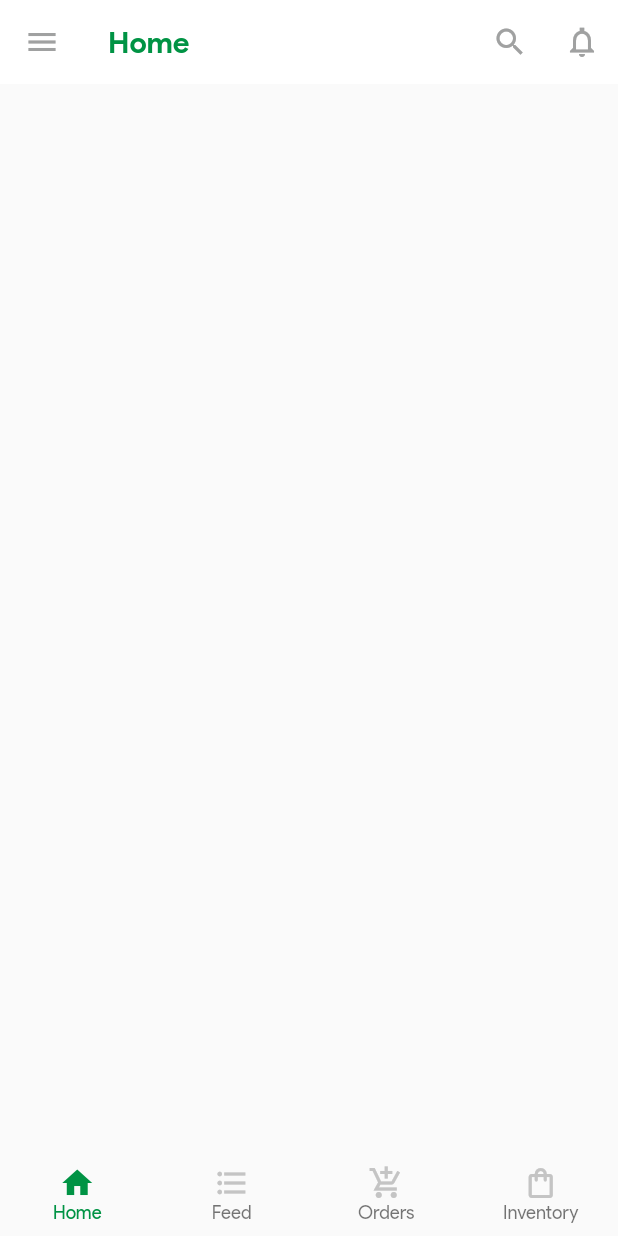
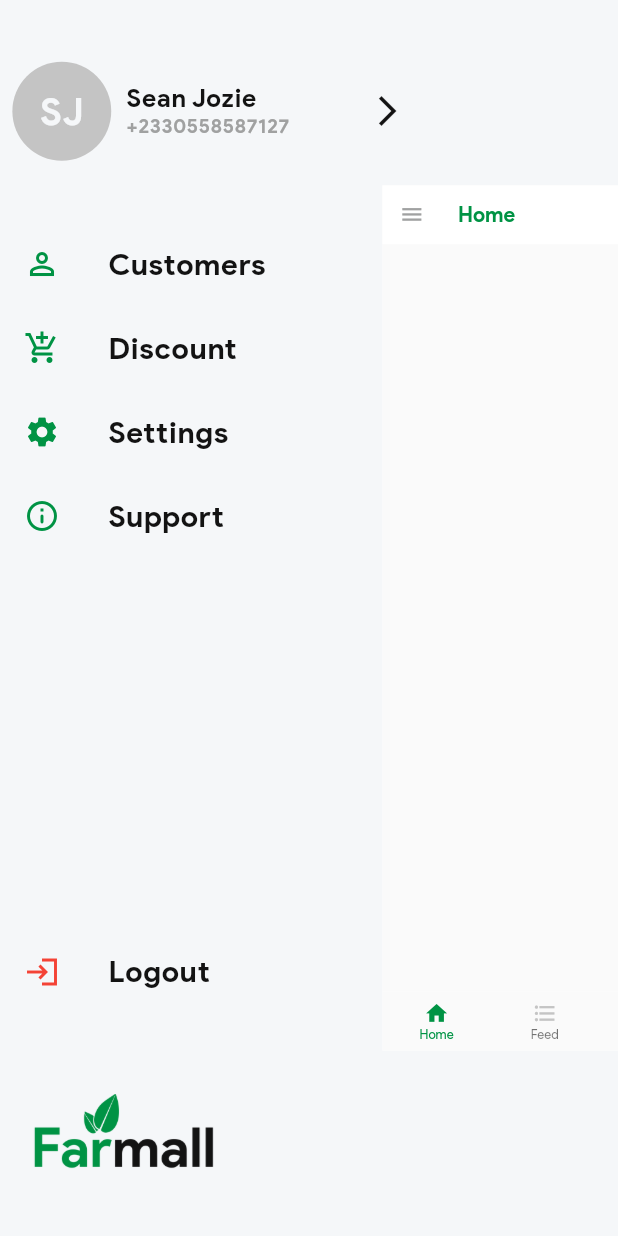
Before and after one commit to baasare/farmall, a Flutter app: the Root screen opened by its route, after a tap on the "menu" icon, on a phone screen of 412 x 824 dp. Run offline on Flutter 3.47's test engine with Material 2 defaults, Android fonts, the phone set to English and light mode, and no system bars; our stand-ins replace page_transition, shared_preferences, smooth_page_indicator; accounts and stored records are empty.

Commit message:
app bar implemented

```diff
--- a/lib/screens/root/home_screen.dart
+++ b/lib/screens/root/home_screen.dart
@@ -1,6 +1,7 @@
 import 'package:farmall/utils/app_config.dart';
 import 'package:farmall/utils/colors.dart';
 import 'package:farmall/utils/constants.dart';
+import 'package:farmall/widgets/custom_drawer.dart';
 import 'package:flutter/cupertino.dart';
 import 'package:flutter/material.dart';
 
@@ -95,14 +96,19 @@ class _HomeScreenState extends State<HomeScreen> {
     SizeConfig().init(context);
 
     final appBar = AppBar(
-      leading: IconButton(
+      leading: Builder(
+        builder: (BuildContext appBarContext) {
+          return IconButton(
             icon: Icon(
               Icons.menu,
               color: greyDarker,
             ),
             tooltip: 'Menu Icon',
             onPressed: () {
-          Scaffold.of(context).openDrawer();
+              // Scaffold.of(context).openDrawer();
+              AppDrawer.of(appBarContext)!.toggle();
+            },
+          );
         },
       ),
       elevation: 0,
--- a/lib/screens/root/root.dart
+++ b/lib/screens/root/root.dart
@@ -4,6 +4,7 @@ import 'package:farmall/screens/root/inventory_screen.dart';
 import 'package:farmall/screens/root/order_screen.dart';
 import 'package:farmall/utils/app_config.dart';
 import 'package:farmall/utils/colors.dart';
+import 'package:farmall/widgets/custom_drawer.dart';
 import 'package:flutter/cupertino.dart';
 import 'package:flutter/material.dart';
 
@@ -27,7 +28,8 @@ class _RootState extends State<Root> {
   Widget build(BuildContext context) {
     SizeConfig().init(context);
 
-    return Scaffold(
+    return AppDrawer(
+      child: Scaffold(
         key: _scaffoldKey,
         backgroundColor: Colors.white,
         bottomNavigationBar: BottomNavigationBar(
@@ -79,6 +81,7 @@ class _RootState extends State<Root> {
           OrderScreen(),
           InventoryScreen(),
         ][_currentIndex],
+      ),
     );
   }
 }
--- /dev/null
+++ b/lib/widgets/custom_drawer.dart
@@ -0,0 +1,293 @@
+import 'package:farmall/utils/app_config.dart';
+import 'package:farmall/utils/colors.dart';
+import 'package:farmall/utils/constants.dart';
+import 'package:flutter/material.dart';
+
+class AppDrawer extends StatefulWidget {
+  final Widget child;
+
+  AppDrawer({key, required this.child}) : super(key: key);
+
+  static _AppDrawerState? of(BuildContext context) =>
+      context.findAncestorStateOfType<_AppDrawerState>();
+
+  @override
+  _AppDrawerState createState() => _AppDrawerState();
+}
+
+class _AppDrawerState extends State<AppDrawer>
+    with SingleTickerProviderStateMixin {
+  static Duration duration = Duration(milliseconds: 50);
+  late AnimationController _controller;
+  static const double maxSlide = 255;
+  static const dragRightStartVal = 60;
+  static const dragLeftStartVal = maxSlide - 20;
+  static bool shouldDrag = false;
+
+  @override
+  void initState() {
+    _controller =
+        AnimationController(vsync: this, duration: _AppDrawerState.duration);
+    super.initState();
+  }
+
+  void close() => _controller.reverse();
+
+  void open() => _controller.forward();
+
+  void toggle() {
+    if (_controller.isCompleted) {
+      close();
+    } else {
+      open();
+    }
+  }
+
+  @override
+  void dispose() {
+    _controller.dispose();
+    super.dispose();
+  }
+
+  void _onDragStart(DragStartDetails startDetails) {
+    bool isDraggingFromLeft = _controller.isDismissed &&
+        startDetails.globalPosition.dx < dragRightStartVal;
+    bool isDraggingFromRight = _controller.isCompleted &&
+        startDetails.globalPosition.dx > dragLeftStartVal;
+    shouldDrag = isDraggingFromLeft || isDraggingFromRight;
+  }
+
+  void _onDragUpdate(DragUpdateDetails updateDetails) {
+    if (shouldDrag == false) {
+      return;
+    }
+    double delta = updateDetails.primaryDelta! / maxSlide;
+    _controller.value += delta;
+  }
+
+  void _onDragEnd(DragEndDetails dragEndDetails) {
+    if (_controller.isDismissed || _controller.isCompleted) {
+      return;
+    }
+
+    double _kMinFlingVelocity = 365.0;
+    double dragVelocity = dragEndDetails.velocity.pixelsPerSecond.dx.abs();
+
+    if (dragVelocity >= _kMinFlingVelocity) {
+      double visualVelocityInPx = dragEndDetails.velocity.pixelsPerSecond.dx /
+          MediaQuery.of(context).size.width;
+      _controller.fling(velocity: visualVelocityInPx);
+    } else if (_controller.value < 0.5) {
+      close();
+    } else {
+      open();
+    }
+  }
+
+  @override
+  Widget build(BuildContext context) {
+    return GestureDetector(
+      onHorizontalDragStart: _onDragStart,
+      onHorizontalDragUpdate: _onDragUpdate,
+      onHorizontalDragEnd: _onDragEnd,
+      child: AnimatedBuilder(
+        animation: _controller,
+        builder: (BuildContext context, _) {
+          double animationVal = _controller.value;
+          double translateVal = animationVal * maxSlide;
+          double scaleVal = 1 - (animationVal * 0.3);
+          return Stack(
+            children: <Widget>[
+              CustomDrawer(),
+              Transform(
+                alignment: Alignment.centerLeft,
+                transform: Matrix4.identity()
+                  ..translate(translateVal)
+                  ..scale(scaleVal),
+                child: GestureDetector(
+                    onTap: () {
+                      if (_controller.isCompleted) {
+                        close();
+                      }
+                    },
+                    child: widget.child),
+              ),
+            ],
+          );
+        },
+      ),
+    );
+  }
+}
+
+class CustomDrawer extends StatelessWidget {
+  @override
+  Widget build(BuildContext context) {
+    SizeConfig().init(context);
+
+    return Material(
+      color: whitePrimary,
+      child: SafeArea(
+        child: Theme(
+          data: ThemeData(
+            brightness: Brightness.dark,
+          ),
+          child: Column(
+            crossAxisAlignment: CrossAxisAlignment.start,
+            children: <Widget>[
+              Container(
+                padding: EdgeInsets.only(
+                  right: SizeConfig.blockSizeHorizontal! * 2,
+                  left: SizeConfig.blockSizeHorizontal! * 2,
+                  top: SizeConfig.blockSizeVertical! * 5,
+                  bottom: SizeConfig.blockSizeVertical! * 5,
+                ),
+                child: Row(
+                  children: [
+                    Row(
+                      children: [
+                        CircleAvatar(
+                          radius: SizeConfig.blockSizeVertical! * 4,
+                          backgroundColor: greyPrimary,
+                          child: Text(
+                            'SJ',
+                            style: TextStyle(
+                              letterSpacing: 0.5,
+                              fontWeight: FontWeight.w600,
+                              fontFamily: AvailableFonts.primaryFont,
+                              fontSize: 25.0,
+                              color: whitePrimary,
+                            ),
+                          ),
+                        ),
+                        SizedBox(
+                          width: 10,
+                        ),
+                        Column(
+                          crossAxisAlignment: CrossAxisAlignment.start,
+                          children: [
+                            Text(
+                              'Sean Jozie',
+                              style: TextStyle(
+                                letterSpacing: 0.5,
+                                fontWeight: FontWeight.w600,
+                                fontFamily: AvailableFonts.primaryFont,
+                                fontSize: 17.0,
+                                color: blackPrimary,
+                              ),
+                            ),
+                            Text(
+                              '+2330558587127',
+                              style: TextStyle(
+                                letterSpacing: 0.5,
+                                fontWeight: FontWeight.w600,
+                                fontFamily: AvailableFonts.primaryFont,
+                                fontSize: 13.0,
+                                color: greyDarker,
+                              ),
+                            ),
+                          ],
+                        ),
+                      ],
+                    ),
+                    SizedBox(
+                      width: SizeConfig.blockSizeHorizontal! * 10,
+                    ),
+                    IconButton(
+                      icon: Icon(
+                        Icons.arrow_forward_ios,
+                        color: blackPrimary,
+                      ),
+                      tooltip: 'Menu Icon',
+                      onPressed: () => AppDrawer.of(context)!.toggle(),
+                    ),
+                  ],
+                ),
+              ),
+              ListTile(
+                leading: Icon(Icons.perm_identity_sharp, color: greenPrimary),
+                title: Text(
+                  'Customers',
+                  style: TextStyle(
+                    letterSpacing: 0.5,
+                    fontWeight: FontWeight.w600,
+                    fontFamily: AvailableFonts.primaryFont,
+                    fontSize: 20.0,
+                    color: blackPrimary,
+                  ),
+                ),
+              ),
+              ListTile(
+                leading:
+                    Icon(Icons.add_shopping_cart_outlined, color: greenPrimary),
+                title: Text(
+                  'Discount',
+                  style: TextStyle(
+                    letterSpacing: 0.5,
+                    fontWeight: FontWeight.w600,
+                    fontFamily: AvailableFonts.primaryFont,
+                    fontSize: 20.0,
+                    color: blackPrimary,
+                  ),
+                ),
+              ),
+              ListTile(
+                leading: Icon(Icons.settings, color: greenPrimary),
+                title: Text(
+                  'Settings',
+                  style: TextStyle(
+                    letterSpacing: 0.5,
+                    fontWeight: FontWeight.w600,
+                    fontFamily: AvailableFonts.primaryFont,
+                    fontSize: 20.0,
+                    color: blackPrimary,
+                  ),
+                ),
+              ),
+              ListTile(
+                leading: Icon(Icons.info_outline_rounded, color: greenPrimary),
+                title: Text(
+                  'Support',
+                  style: TextStyle(
+                    letterSpacing: 0.5,
+                    fontWeight: FontWeight.w600,
+                    fontFamily: AvailableFonts.primaryFont,
+                    fontSize: 20.0,
+                    color: blackPrimary,
+                  ),
+                ),
+              ),
+              Spacer(),
+              ListTile(
+                leading: Icon(Icons.login_sharp, color: Colors.red),
+                title: Text(
+                  'Logout',
+                  style: TextStyle(
+                    letterSpacing: 0.5,
+                    fontWeight: FontWeight.w600,
+                    fontFamily: AvailableFonts.primaryFont,
+                    fontSize: 20.0,
+                    color: blackPrimary,
+                  ),
+                ),
+              ),
+              Padding(
+                padding: EdgeInsets.only(
+                  right: SizeConfig.blockSizeHorizontal! * 2,
+                  left: SizeConfig.blockSizeHorizontal! * 5,
+                  top: SizeConfig.blockSizeVertical! * 5,
+                  bottom: SizeConfig.blockSizeVertical! * 3,
+                ),
+                child: Image.asset(
+                  AvailableImages.appLogo["assetPath"] as String,
+                  height: SizeConfig.blockSizeVertical! * 10,
+                  width: SizeConfig.blockSizeHorizontal! * 30,
+                ),
+              ),
+            ],
+          ),
+        ),
+      ),
+    );
+  }
+}
```
Lines whose indentation alone changed are shown as unchanged.
